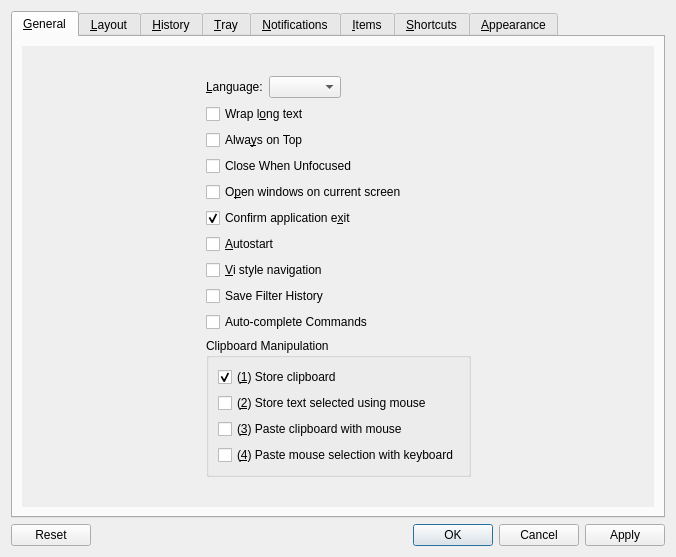
The window that src/ui/configurationmanager.ui (hluk/CopyQ) describes before a commit, drawn with Qt 5.
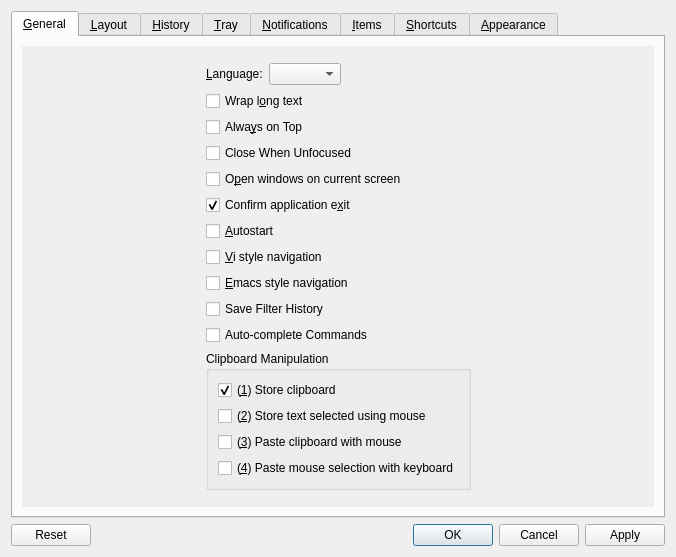
The same window after the commit. Custom widgets are drawn as their Qt base class.

Commit message: Emacs navigation key-bindings support

Patch:
```diff
--- a/src/ui/configurationmanager.ui
+++ b/src/ui/configurationmanager.ui
@@ -191,6 +191,16 @@
                </property>
               </widget>
              </item>
+             <item>
+              <widget class="QCheckBox" name="checkBoxEmacsMode">
+               <property name="toolTip">
+                <string>Support for Emacs navigation keys (Ctrl+N, P, V ... ), Ctrl+S key to search</string>
+               </property>
+               <property name="text">
+                <string>&amp;Emacs style navigation</string>
+               </property>
+              </widget>
+             </item>
              <item>
               <widget class="QCheckBox" name="checkBoxSaveFilterHistory">
                <property name="toolTip">
```
The commit also changes 10 other files.
